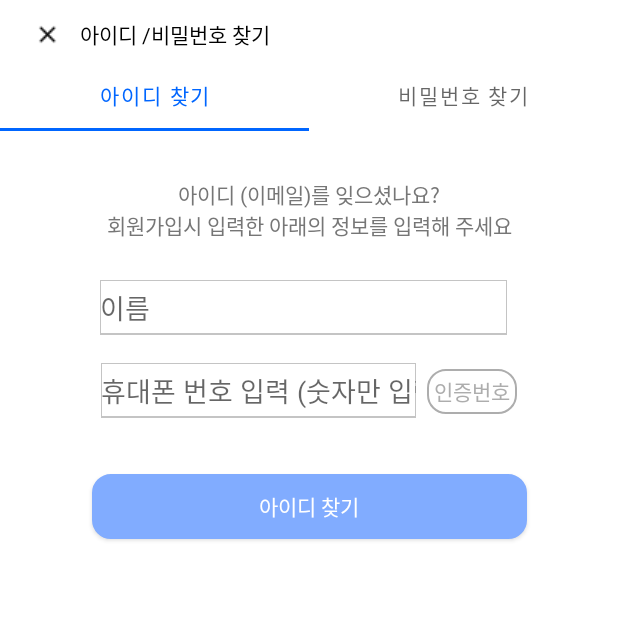
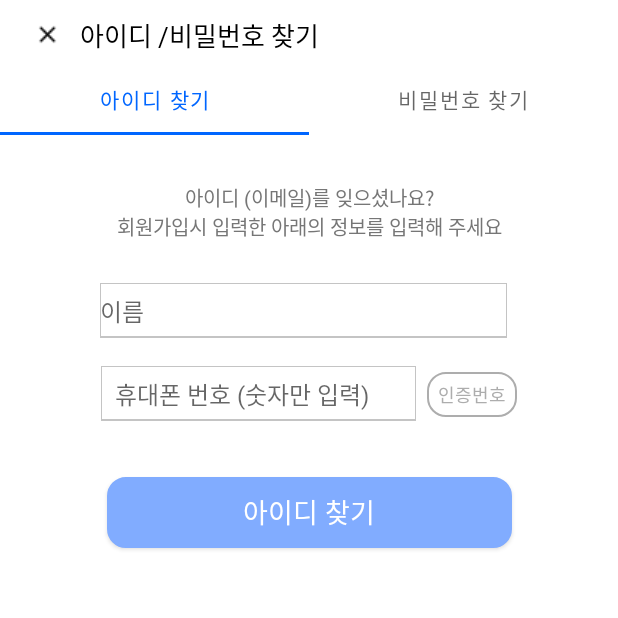
Before and after one commit to Nanuer/client, an Android app: the FindActivity screen opened directly, with no data from a screen before it, on a phone screen of 412 x 824 dp, the top half of it. Run offline under Robolectric (Android 15) with nearby library versions, the phone set to English and light mode, and no system bars.

Commit message:
change updated style and trim a little

```diff
--- a/app/src/main/java/com/example/nanuer/FindActivity.kt
+++ b/app/src/main/java/com/example/nanuer/FindActivity.kt
@@ -2,7 +2,6 @@ package com.example.nanuer
 
 
 import android.os.Bundle
-import android.view.View
 import androidx.appcompat.app.AppCompatActivity
 import androidx.viewpager2.widget.ViewPager2
 import com.example.nanuer.databinding.ActivityFindBinding
@@ -19,6 +18,10 @@ class FindActivity : AppCompatActivity(){
         binding = ActivityFindBinding.inflate(layoutInflater)
         setContentView(binding.root)
 
+        binding.findDeleteLogoIv.setOnClickListener{
+            finish()
+        }
+
         val findAdapter = FindVPAdapter(this)
 
         binding.findVp.adapter = findAdapter
@@ -28,9 +31,6 @@ class FindActivity : AppCompatActivity(){
             tab.text = tabTextList[position]
         }.attach()
 
-
-
-
     }
 
 
--- a/app/src/main/java/com/example/nanuer/LoginActivity.kt
+++ b/app/src/main/java/com/example/nanuer/LoginActivity.kt
@@ -13,6 +13,10 @@ class LoginActivity : AppCompatActivity(){
         binding = ActivityLoginBinding.inflate(layoutInflater)
         setContentView(binding.root)
 
+        binding.loginForgetMessageTv.setOnClickListener {
+            startActivity(Intent(this, FindActivity::class.java))
+        }
+
         binding.loginSingUpBtn.setOnClickListener {
             startActivity(Intent(this, SignUpActivity::class.java))
         }
--- a/app/src/main/java/com/example/nanuer/MainActivity.kt
+++ b/app/src/main/java/com/example/nanuer/MainActivity.kt
@@ -12,10 +12,6 @@ class MainActivity : AppCompatActivity() {
         super.onCreate(savedInstanceState)
         binding = ActivityMainBinding.inflate(layoutInflater)
         setContentView(binding.root)
-
-        binding.test.setOnClickListener {
-            startActivity(Intent(this,FindActivity::class.java))
-        }
     }
 
 }
--- a/app/src/main/res/layout/activity_find.xml
+++ b/app/src/main/res/layout/activity_find.xml
@@ -19,12 +19,12 @@
 
     <TextView
         android:id="@+id/find_message_tv"
-        style="@style/MidPont"
+        style="@style/BtnMid"
         android:layout_width="wrap_content"
         android:layout_height="wrap_content"
         android:includeFontPadding="false"
         android:text="아이디 /비밀번호 찾기"
-        android:textColor="#000000"
+        android:textColor="@color/black"
         app:layout_constraintStart_toEndOf="@+id/find_delete_logo_iv"
         app:layout_constraintTop_toTopOf="@id/find_delete_logo_iv"
         app:layout_constraintBottom_toBottomOf="@id/find_delete_logo_iv"
--- a/app/src/main/res/layout/activity_main.xml
+++ b/app/src/main/res/layout/activity_main.xml
@@ -6,11 +6,13 @@
     android:layout_height="match_parent"
     tools:context=".MainActivity">
 
-    <androidx.appcompat.widget.AppCompatButton
+    <TextView
         android:id="@+id/test"
         android:layout_width="wrap_content"
         android:layout_height="wrap_content"
-        android:text="Hello World!"
+        android:text="Main Activity"
+        android:textSize="30dp"
+        android:textColor="@color/main_black"
         app:layout_constraintBottom_toBottomOf="parent"
         app:layout_constraintLeft_toLeftOf="parent"
         app:layout_constraintRight_toRightOf="parent"
--- a/app/src/main/res/layout/fragment_find_id_step1.xml
+++ b/app/src/main/res/layout/fragment_find_id_step1.xml
@@ -7,9 +7,9 @@
 
         <TextView
             android:id="@+id/find_id_step1_message_tv"
-            style="@style/Tip"
-            android:layout_width="291dp"
-            android:layout_height="39dp"
+            style="@style/TipSmall"
+            android:layout_width="wrap_content"
+            android:layout_height="wrap_content"
             android:textColor="@color/gray_gray_1"
             android:gravity="center_horizontal"
             android:includeFontPadding="false"
@@ -22,7 +22,7 @@
 
         <EditText
             android:id="@+id/find_id_step1_name_et"
-            style="@style/MidPont"
+            style="@style/InputMid"
             android:layout_width="271.4dp"
             android:layout_height="37dp"
             android:layout_marginTop="28dp"
@@ -37,90 +37,66 @@
             app:layout_constraintTop_toBottomOf="@id/find_id_step1_message_tv" />
 
 
-        <androidx.appcompat.widget.AppCompatButton
-            android:id="@+id/find_id_step1_resend_btn"
-            style="@style/BtnPontSmall"
-            android:layout_width="78dp"
-            android:layout_height="32dp"
-            android:background="@drawable/orange_round"
-            android:gravity="center"
-            android:textColor="#ff6b00"
-            app:layout_constraintStart_toEndOf="@id/find_id_step1_name_et"
-            app:layout_constraintEnd_toEndOf="parent"
-            app:layout_constraintTop_toTopOf="@id/find_id_step1_name_et"
-            app:layout_constraintBottom_toBottomOf="@id/find_id_step1_name_et"
-            app:layout_constraintHorizontal_chainStyle="packed"
-            android:visibility="gone"
-            android:text="재전송" />
-
         <EditText
             android:id="@+id/find_id_step1_phone_number_et"
-            style="@style/MinPont"
+            style="@style/InputMid"
             android:layout_width="210dp"
             android:layout_height="37dp"
-            android:hint="휴대폰 번호 입력 (숫자만 입력)"
+            android:hint="휴대폰 번호 (숫자만 입력)"
             android:inputType="text"
             android:background="@drawable/gray_line"
             app:layout_constraintStart_toStartOf="parent"
-            app:layout_constraintEnd_toStartOf="@id/find_id_step1_send_number_et"
+            app:layout_constraintEnd_toStartOf="@id/find_id_ste1_btns_rl"
             app:layout_constraintTop_toBottomOf="@id/find_id_step1_name_et"
             android:layout_marginTop="18dp"
             android:layout_marginEnd="7dp"
+            android:paddingHorizontal="9dp"
             app:layout_constraintHorizontal_chainStyle="packed"
             />
 
-        <androidx.appcompat.widget.AppCompatButton
-            android:id="@+id/find_id_step1_send_number_et"
-            style="@style/BtnPontSmall"
+        <RelativeLayout
+            android:id="@+id/find_id_ste1_btns_rl"
             android:layout_width="60dp"
             android:layout_height="30dp"
-            android:background="@drawable/gray_round"
-            android:gravity="center"
-            android:textColor="#adadad"
             app:layout_constraintStart_toEndOf="@id/find_id_step1_phone_number_et"
             app:layout_constraintTop_toTopOf="@id/find_id_step1_phone_number_et"
             app:layout_constraintBottom_toBottomOf="@id/find_id_step1_phone_number_et"
             app:layout_constraintEnd_toEndOf="parent"
-            app:layout_constraintHorizontal_chainStyle="packed"
-            android:text="인증번호" />
+            app:layout_constraintHorizontal_chainStyle="packed">
 
+                <androidx.appcompat.widget.AppCompatButton
+                    android:id="@+id/find_id_step1_send_number_btn"
+                    style="@style/BtnSmall"
+                    android:layout_width="match_parent"
+                    android:layout_height="match_parent"
+                    android:background="@drawable/gray_round"
+                    android:gravity="center"
+                    android:text="인증번호"
+                    android:textColor="@color/gray_light_2" />
 
-        <ImageView
-            android:id="@+id/find_id_step1_warning_iv"
-            android:layout_width="60dp"
-            android:layout_height="30dp"
-            android:src="@drawable/btn_small_red"
-            app:layout_constraintStart_toEndOf="@id/find_id_step1_send_number_et"
-            app:layout_constraintTop_toTopOf="@id/find_id_step1_send_number_et"
-            app:layout_constraintBottom_toBottomOf="@id/find_id_step1_send_number_et"
-            app:layout_constraintEnd_toEndOf="parent"
-            app:layout_constraintHorizontal_chainStyle="packed"
-            android:visibility="gone"
-            />
+                <androidx.appcompat.widget.AppCompatButton
+                    android:id="@+id/find_id_step1_resend_btn"
+                    style="@style/BtnSmall"
+                    android:layout_width="match_parent"
+                    android:layout_height="match_parent"
+                    android:background="@drawable/orange_round"
+                    android:gravity="center"
+                    android:textColor="#ff6b00"
+                    android:visibility="gone"
+                    android:text="재전송" />
 
-<!--        <ImageView-->
-<!--            android:id="@+id/find_id_step1_check_iv"-->
-<!--            android:layout_width="60dp"-->
-<!--            android:layout_height="30dp"-->
-<!--            android:layout_marginStart="7dp"-->
-<!--            android:src="@drawable/btn_small_check"-->
-<!--            app:layout_constraintStart_toEndOf="@id/find_id_step1_identify_number_et"-->
-<!--            app:layout_constraintTop_toTopOf="@id/find_id_step1_identify_number_et"-->
-<!--            app:layout_constraintBottom_toBottomOf="@id/find_id_step1_identify_number_et"-->
-<!--            app:layout_constraintEnd_toEndOf="parent"-->
-<!--            app:layout_constraintHorizontal_chainStyle="packed"-->
-<!--            android:visibility="gone"-->
-<!--            />-->
+        </RelativeLayout>
+
 
         <androidx.appcompat.widget.AppCompatButton
             android:id="@+id/find_id_step1_find_btn"
-            style="@style/BtnPont"
-            android:layout_width="290dp"
-            android:layout_height="43dp"
+            style="@style/BtnLarge"
+            android:layout_width="270dp"
+            android:layout_height="47dp"
             android:text="아이디 찾기"
             android:includeFontPadding="false"
             android:textColor="@color/white"
-            app:layout_constraintTop_toBottomOf="@id/find_id_step1_send_number_et"
+            app:layout_constraintTop_toBottomOf="@id/find_id_ste1_btns_rl"
             app:layout_constraintStart_toStartOf="parent"
             app:layout_constraintEnd_toEndOf="parent"
             android:layout_marginTop="40dp"
--- a/app/src/main/res/layout/fragment_not_found.xml
+++ b/app/src/main/res/layout/fragment_not_found.xml
@@ -6,11 +6,11 @@
 
     <TextView
         android:id="@+id/not_found_user_info_tv"
-        style="@style/MidPont"
+        style="@style/TitleSmall"
         android:layout_width="wrap_content"
         android:layout_height="wrap_content"
         android:text="헤당 정보로 등록된 회원정보가\n 없습니다."
-        android:textColor="@color/black"
+        android:textColor="@color/main_black"
         android:gravity="center"
         android:includeFontPadding="false"
         app:layout_constraintTop_toBottomOf="@id/not_found__icon_iv"
@@ -36,7 +36,7 @@
 
     <androidx.appcompat.widget.AppCompatButton
         android:id="@+id/not_found_signup_btn"
-        style="@style/BtnPont"
+        style="@style/BtnMid"
         android:layout_width="270dp"
         android:layout_height="45.3dp"
         android:text="회원가입하러 하기"
```
Also changed, not shown: app/src/main/res/layout/activity_login.xml (+9 -10 lines), app/src/main/res/layout/fragment_find_id_step2.xml (+19 -17 lines), app/src/main/res/layout/fragment_find_pw_step1.xml (+47 -45 lines), app/src/main/res/layout/fragment_find_pw_step2.xml (+17 -17 lines).
